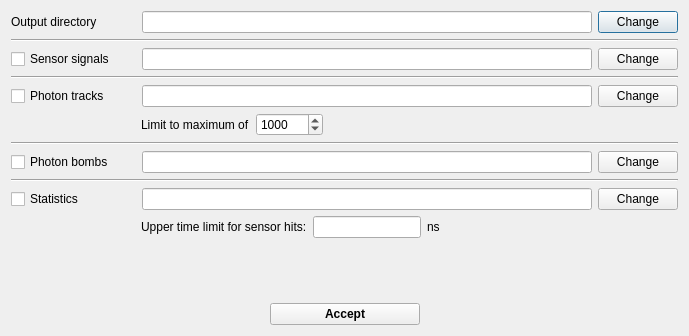
Old version of the form ants3bundle/src/ants3/gui/photsim/aphotonsimoutputdialog.ui in the repository andrmor/ANTS3bundle.
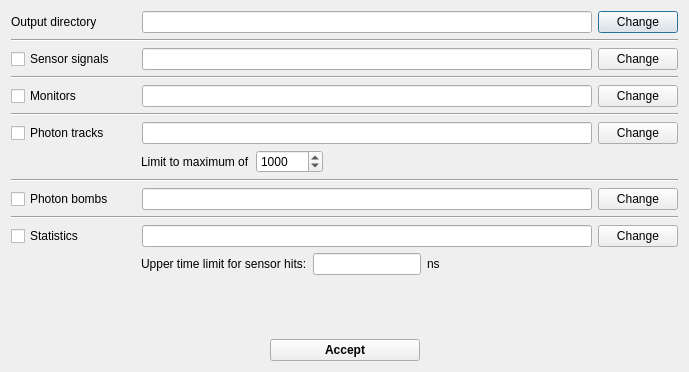
New version of the form.

The edit to the form file:
```diff
--- a/ants3bundle/src/ants3/gui/photsim/aphotonsimoutputdialog.ui
+++ b/ants3bundle/src/ants3/gui/photsim/aphotonsimoutputdialog.ui
@@ -7,7 +7,7 @@
     <x>0</x>
     <y>0</y>
     <width>688</width>
-    <height>336</height>
+    <height>372</height>
    </rect>
   </property>
   <property name="windowTitle">
@@ -82,6 +82,43 @@
      </property>
     </widget>
    </item>
+   <item>
+    <layout class="QHBoxLayout" name="horizontalLayout_9">
+     <property name="topMargin">
+      <number>0</number>
+     </property>
+     <item>
+      <widget class="QCheckBox" name="cbMonitors">
+       <property name="minimumSize">
+        <size>
+         <width>125</width>
+         <height>0</height>
+        </size>
+       </property>
+       <property name="text">
+        <string>Monitors</string>
+       </property>
+      </widget>
+     </item>
+     <item>
+      <widget class="QLineEdit" name="leMonitors"/>
+     </item>
+     <item>
+      <widget class="QPushButton" name="pbChangeMonitors">
+       <property name="text">
+        <string>Change</string>
+       </property>
+      </widget>
+     </item>
+    </layout>
+   </item>
+   <item>
+    <widget class="Line" name="line_5">
+     <property name="orientation">
+      <enum>Qt::Horizontal</enum>
+     </property>
+    </widget>
+   </item>
    <item>
     <layout class="QHBoxLayout" name="horizontalLayout_3">
      <item>
```
